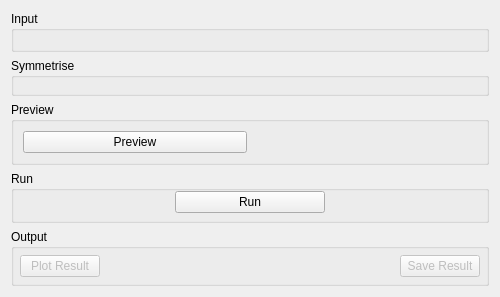
First picture: the form in qt/scientific_interfaces/Indirect/IndirectSymmetrise.ui, repository mantidproject/mantid, before the edit.
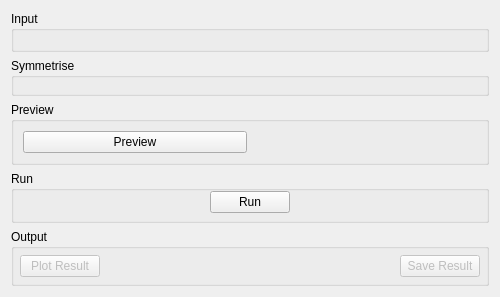
Second picture: the form after the edit. Custom widgets are drawn as their Qt base class.

Commit message: Refs #24610. Move symmetrise interface

```diff
--- a/qt/scientific_interfaces/Indirect/IndirectSymmetrise.ui
+++ b/qt/scientific_interfaces/Indirect/IndirectSymmetrise.ui
@@ -135,18 +135,6 @@
       </item>
       <item>
        <widget class="QPushButton" name="pbRun">
-        <property name="minimumSize">
-         <size>
-          <width>150</width>
-          <height>0</height>
-         </size>
-        </property>
-        <property name="maximumSize">
-         <size>
-          <width>180</width>
-          <height>16777215</height>
-         </size>
-        </property>
         <property name="text">
          <string>Run</string>
         </property>
@@ -225,17 +213,17 @@
   </layout>
  </widget>
  <customwidgets>
-  <customwidget>
-   <class>MantidQt::MantidWidgets::DataSelector</class>
-   <extends>QWidget</extends>
-   <header>MantidQtWidgets/Common/DataSelector.h</header>
-  </customwidget>
   <customwidget>
    <class>MantidQt::MantidWidgets::PreviewPlot</class>
    <extends>QWidget</extends>
    <header>MantidQtWidgets/LegacyQwt/PreviewPlot.h</header>
    <container>1</container>
   </customwidget>
+  <customwidget>
+   <class>MantidQt::MantidWidgets::DataSelector</class>
+   <extends>QWidget</extends>
+   <header>MantidQtWidgets/Common/DataSelector.h</header>
+  </customwidget>
  </customwidgets>
  <resources/>
  <connections/>
```
The commit also changes 6 other files.
